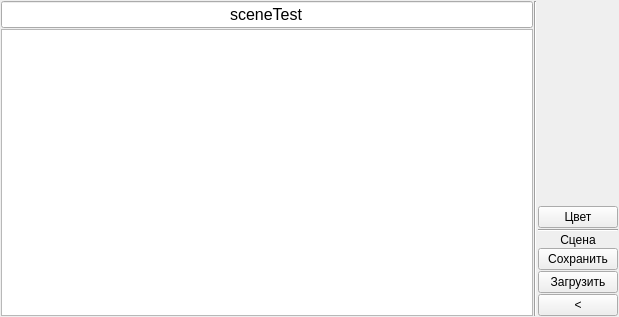
Old version of the form ui/FormDraw.ui in the repository conelov/2shootFast.
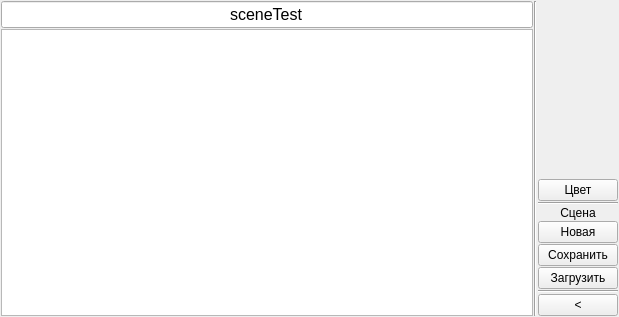
New version of the form. Custom widgets are drawn as their Qt base class.

Diff of the .ui file:
```diff
--- a/ui/FormDraw.ui
+++ b/ui/FormDraw.ui
@@ -107,6 +107,13 @@
        </property>
       </widget>
      </item>
+     <item>
+      <widget class="QPushButton" name="pushButton_sceneNew">
+       <property name="text">
+        <string>Новая</string>
+       </property>
+      </widget>
+     </item>
      <item>
       <widget class="QPushButton" name="pushButton_sceneSave">
        <property name="text">
@@ -121,6 +128,13 @@
        </property>
       </widget>
      </item>
+     <item>
+      <widget class="Line" name="line_3">
+       <property name="orientation">
+        <enum>Qt::Horizontal</enum>
+       </property>
+      </widget>
+     </item>
      <item>
       <widget class="QPushButton" name="pushButton_exit">
        <property name="text">
```
